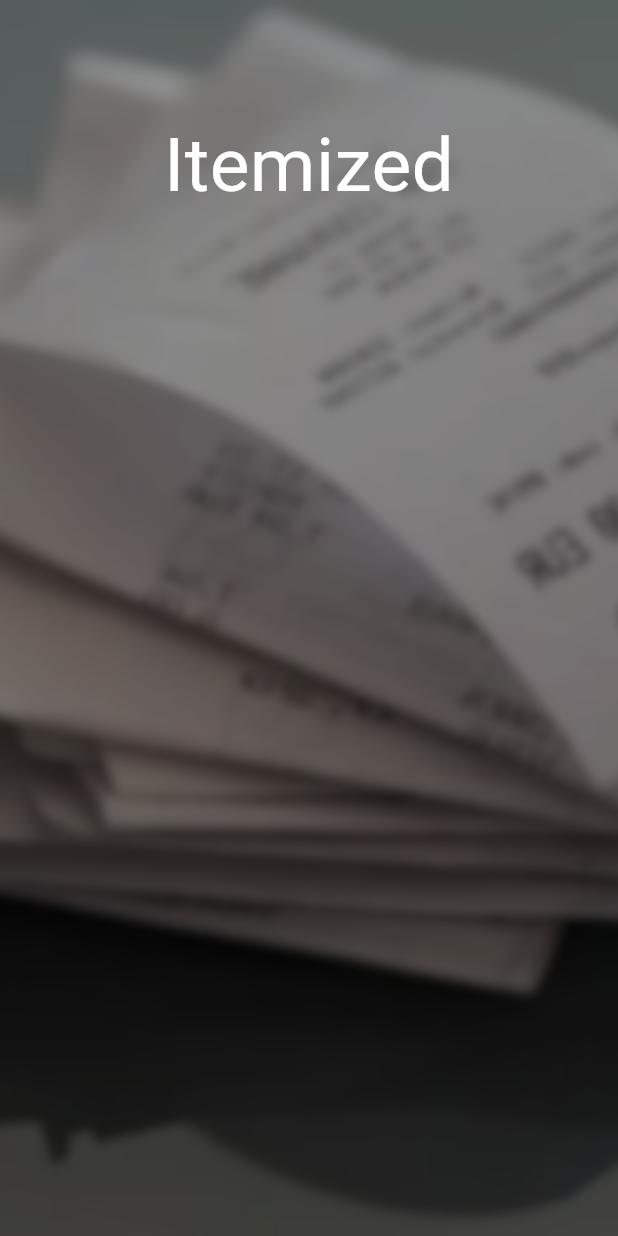
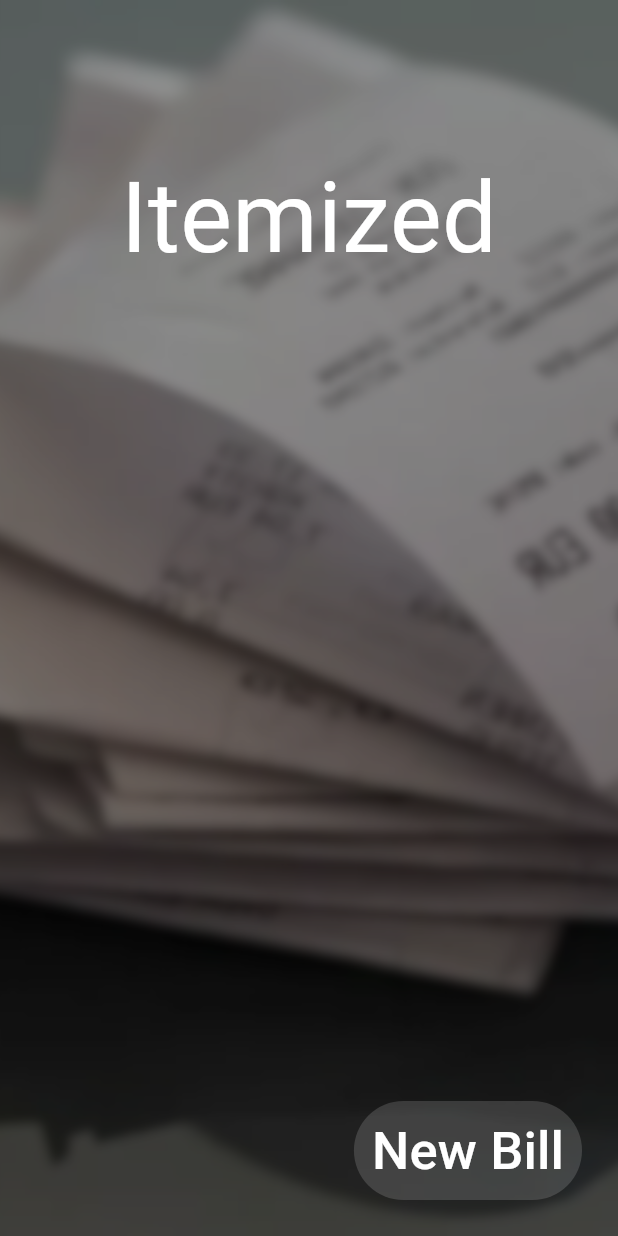
Before and after one commit to gitjutin/bill-splitter, a Flutter app: the screen it shows after launch, on a phone screen of 412 x 824 dp. Run offline on Flutter 3.47's test engine with Material 3 defaults, Android fonts, the phone set to English and light mode, and no system bars; our stand-ins replace google_fonts; Roboto replaces fonts that are missing (Playfair).

Commit message:
landing page new bill button

```diff
--- a/frontend/lib/main.dart
+++ b/frontend/lib/main.dart
@@ -1,6 +1,6 @@
 import 'package:flutter/material.dart';
 import 'package:frontend/screens/landing_page.dart';
-import 'package:google_fonts/google_fonts.dart'
+import 'package:google_fonts/google_fonts.dart';
 void main() {
   runApp(
     const MaterialApp(debugShowCheckedModeBanner: false,
--- a/frontend/lib/screens/landing_page.dart
+++ b/frontend/lib/screens/landing_page.dart
@@ -1,5 +1,5 @@
 import 'package:flutter/material.dart';
-import 'package:google_fonts/google_fonts.dart'
+import 'package:google_fonts/google_fonts.dart';
 
 class LandingPage extends StatelessWidget {
   const LandingPage({super.key});
@@ -21,16 +21,40 @@ class LandingPage extends StatelessWidget {
             child: Padding(
               padding: const EdgeInsetsGeometry.all(24),
               child: Column(
+                crossAxisAlignment: CrossAxisAlignment.end,
                 children: [
-                  const SizedBox(height: 50),
-                  const Text(
-                    'Itemized',
-                    style: TextStyle(
-                      fontSize: 50,
-                      //fontWeight: FontWeight.bold,
-                      color: Colors.white,
-                    )
-                  )
+                  const SizedBox(height: 75),
+                  Center(
+                    child: Text(
+                      'Itemized',
+                      style: GoogleFonts.playfair(
+                        fontSize: 65,
+                        //fontWeight: FontWeight.bold,
+                        color: Colors.white,
+                      ),
+                    ),
+                  ),
+
+                  const Spacer(),
+
+                  FilledButton(
+                      onPressed: (){
+                        // TODO: add navigation logic
+                      },
+                      style: FilledButton.styleFrom(
+                        //backgroundColor: Colors.transparent,
+                        backgroundColor: Colors.white.withValues(alpha: 0.15),
+                        //foregroundColor: Colors.white,
+                        padding: const EdgeInsets.symmetric(vertical: 8, horizontal: 12),
+                      ),
+                      child: Text(
+                        'New Bill',
+                        style: GoogleFonts.playfair(
+                          fontSize: 35,
+                          color: Colors.white,
+                        ),
+                      ),
+                  ),
                 ],
               ),
             ),
```
